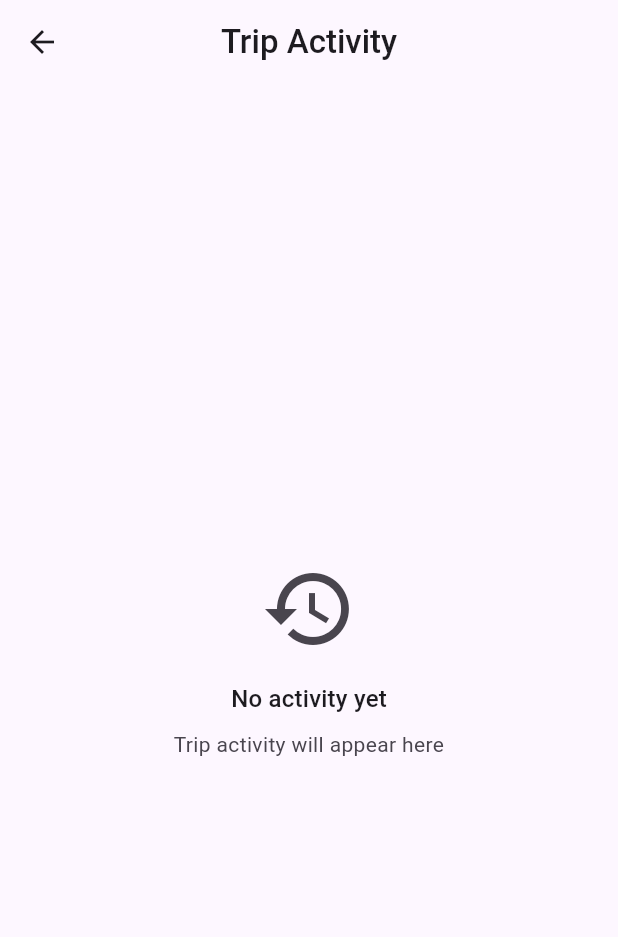
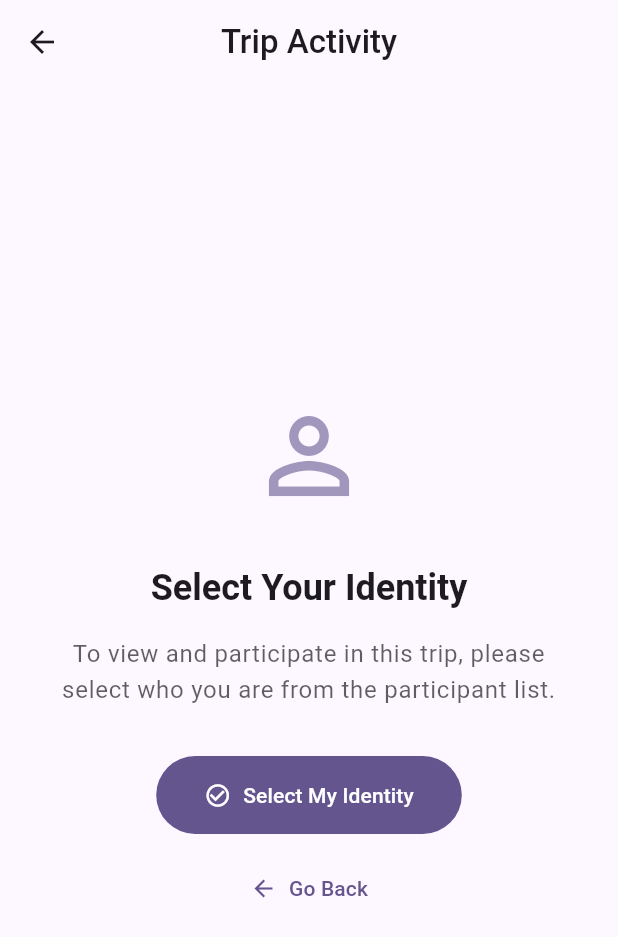
Before and after one commit to taihartman/expense_tracker, a Flutter app: the TripActivityPage screen opened directly with empty values, on a phone screen of 412 x 824 dp. Shown: the top 937 px of the screen. Run offline on Flutter 3.47's test engine with Material 3 defaults, Android fonts, the phone set to English and light mode, and no system bars; our stand-ins replace cloud_firestore, decimal, equatable, firebase_auth, firebase_core, fl_chart and 4 more; accounts and stored records are empty; network calls fail; statements that could not run were skipped.

Commit message:
fix: Make device verification non-blocking for better UX
Removed route-level redirects that blocked navigation to unverified trips
and replaced with page-level verification prompts shown in content area.

Changes:
- Removed redirect: _checkTripMembership from all protected routes
- Removed home page redirect logic
- Created TripVerificationPrompt widget for consistent prompts
- Updated ExpenseListPage, SettlementSummaryPage, TripActivityPage,
  and TripSettingsPage to check isUserMemberOf() before showing content
- Added 4 localization strings: tripVerificationPromptTitle,
  tripVerificationPromptMessage, tripVerificationPromptButton,
  tripVerificationPromptBackButton
- Updated CHANGELOG.md with implementation details

Users can now freely navigate between trips. Unverified trips show a
centered prompt with explanation and button to start identity selection.

🤖 Generated with [Claude Code](https://claude.com/claude-code)

Co-Authored-By: Claude <noreply@anthropic.com>

```diff
--- a/lib/core/router/app_router.dart
+++ b/lib/core/router/app_router.dart
@@ -20,30 +20,32 @@ import '../../features/expenses/presentation/cubits/expense_cubit.dart';
 import '../../features/settlements/presentation/pages/settlement_summary_page.dart';
 
 /// Check if user is a member of the trip (for route guarding)
-String? _checkTripMembership(BuildContext context, GoRouterState state) {
-  final tripId = state.pathParameters['tripId'];
-  if (tripId == null) return null;
-
-  // Get TripCubit to check membership
-  final tripCubit = context.read<TripCubit>();
-
-  // Check if user is a member of this trip
-  if (!tripCubit.isUserMemberOf(tripId)) {
-    // Check if trip exists and has participants
-    final trip = tripCubit.trips.where((t) => t.id == tripId).firstOrNull;
-
-    if (trip != null && trip.participants.isNotEmpty) {
-      // Redirect to identity selection page with return path
-      final returnPath = Uri.encodeComponent(state.uri.toString());
-      return '/trips/$tripId/identify?returnTo=$returnPath';
-    }
-
-    // Fallback to unauthorized for trips without participants
-    return '/unauthorized?tripId=$tripId';
-  }
-
-  return null; // Allow navigation
-}
+/// DEPRECATED: No longer used for route-level blocking.
+/// Identity verification is now handled at the page level.
+// String? _checkTripMembership(BuildContext context, GoRouterState state) {
+//   final tripId = state.pathParameters['tripId'];
+//   if (tripId == null) return null;
+//
+//   // Get TripCubit to check membership
+//   final tripCubit = context.read<TripCubit>();
+//
+//   // Check if user is a member of this trip
+//   if (!tripCubit.isUserMemberOf(tripId)) {
+//     // Check if trip exists and has participants
+//     final trip = tripCubit.trips.where((t) => t.id == tripId).firstOrNull;
+//
+//     if (trip != null && trip.participants.isNotEmpty) {
+//       // Redirect to identity selection page with return path
+//       final returnPath = Uri.encodeComponent(state.uri.toString());
+//       return '/trips/$tripId/identify?returnTo=$returnPath';
+//     }
+//
+//     // Fallback to unauthorized for trips without participants
+//     return '/unauthorized?tripId=$tripId';
+//   }
+//
+//   return null; // Allow navigation
+// }
 
 /// App routing configuration using go_router
 ///
@@ -93,7 +95,6 @@ class AppRouter {
       ),
       GoRoute(
         path: '/trips/:tripId/edit',
-        redirect: _checkTripMembership,
         builder: (context, state) {
           final tripId = state.pathParameters['tripId']!;
 
@@ -107,7 +108,6 @@ class AppRouter {
       ),
       GoRoute(
         path: '/trips/:tripId/settings',
-        redirect: _checkTripMembership,
         builder: (context, state) {
           final tripId = state.pathParameters['tripId']!;
           return TripSettingsPage(tripId: tripId);
@@ -115,7 +115,6 @@ class AppRouter {
       ),
       GoRoute(
         path: '/trips/:tripId/invite',
-        redirect: _checkTripMembership,
         builder: (context, state) {
           final tripId = state.pathParameters['tripId']!;
 
@@ -129,7 +128,6 @@ class AppRouter {
       ),
       GoRoute(
         path: '/trips/:tripId/activity',
-        redirect: _checkTripMembership,
         builder: (context, state) {
           final tripId = state.pathParameters['tripId']!;
           return TripActivityPage(tripId: tripId);
@@ -137,7 +135,6 @@ class AppRouter {
       ),
       GoRoute(
         path: '/trips/:tripId/expenses',
-        redirect: _checkTripMembership,
         builder: (context, state) {
           final tripId = state.pathParameters['tripId']!;
           return ExpenseListPage(tripId: tripId);
@@ -145,7 +142,6 @@ class AppRouter {
       ),
       GoRoute(
         path: '/trips/:tripId/expenses/create',
-        redirect: _checkTripMembership,
         builder: (context, state) {
           final tripId = state.pathParameters['tripId']!;
           return ExpenseFormPage(tripId: tripId);
@@ -153,7 +149,6 @@ class AppRouter {
       ),
       GoRoute(
         path: '/trips/:tripId/expenses/:expenseId/edit',
-        redirect: _checkTripMembership,
         builder: (context, state) {
           final tripId = state.pathParameters['tripId']!;
           final expenseId = state.pathParameters['expenseId']!;
@@ -168,7 +163,6 @@ class AppRouter {
       ),
       GoRoute(
         path: '/trips/:tripId/settlement',
-        redirect: _checkTripMembership,
         builder: (context, state) {
           final tripId = state.pathParameters['tripId']!;
           return SettlementSummaryPage(tripId: tripId);
@@ -216,42 +210,8 @@ class _HomePageContent extends StatelessWidget {
         builder: (context, state) {
           if (state is TripLoaded && state.selectedTrip != null) {
             final tripId = state.selectedTrip!.id;
-            final tripCubit = context.read<TripCubit>();
 
-            // Check if user is a member of this trip
-            if (!tripCubit.isUserMemberOf(tripId)) {
-              final trip = state.selectedTrip!;
-
-              // If trip has participants, redirect to identity selection
-              if (trip.participants.isNotEmpty) {
-                // Use addPostFrameCallback to avoid navigating during build
-                WidgetsBinding.instance.addPostFrameCallback((_) {
-                  if (context.mounted) {
-                    final returnPath = Uri.encodeComponent('/');
-                    context.go('/trips/$tripId/identify?returnTo=$returnPath');
-                  }
-                });
-
-                // Show loading while redirecting
-                return const Center(child: CircularProgressIndicator());
-              }
-
-              // If no participants, show unauthorized page
-              return const Center(
-                child: Column(
-                  mainAxisAlignment: MainAxisAlignment.center,
-                  children: [
-                    Icon(Icons.lock_outline, size: 64),
-                    SizedBox(height: 16),
-                    Text('Unauthorized'),
-                    SizedBox(height: 8),
-                    Text('This trip has no participants.'),
-                  ],
-                ),
-              );
-            }
-
-            // User is a member - load expenses for selected trip
+            // Load expenses for selected trip
             context.read<ExpenseCubit>().loadExpenses(tripId);
 
             return ExpenseListPage(tripId: tripId);
--- a/lib/features/trips/presentation/pages/trip_activity_page.dart
+++ b/lib/features/trips/presentation/pages/trip_activity_page.dart
@@ -1,7 +1,9 @@
 import 'package:flutter/material.dart';
 import 'package:flutter_bloc/flutter_bloc.dart';
 import '../cubits/activity_log_cubit.dart';
+import '../cubits/trip_cubit.dart';
 import '../widgets/activity_log_list.dart';
+import '../widgets/trip_verification_prompt.dart';
 
 /// Page for displaying trip activity log
 class TripActivityPage extends StatefulWidget {
@@ -34,6 +36,18 @@ class _TripActivityPageState extends State<TripActivityPage> {
 
   @override
   Widget build(BuildContext context) {
+    // Check if user has verified their identity for this trip
+    final tripCubit = context.read<TripCubit>();
+    if (!tripCubit.isUserMemberOf(widget.tripId)) {
+      return Scaffold(
+        appBar: AppBar(
+          title: const Text('Trip Activity'),
+          elevation: 0,
+        ),
+        body: TripVerificationPrompt(tripId: widget.tripId),
+      );
+    }
+
     return Scaffold(
       appBar: AppBar(
         title: const Text('Trip Activity'),
--- /dev/null
+++ b/lib/features/trips/presentation/widgets/trip_verification_prompt.dart
@@ -0,0 +1,86 @@
+import 'package:flutter/material.dart';
+import 'package:go_router/go_router.dart';
+import '../../../../core/l10n/l10n_extensions.dart';
+
+/// Widget displayed when user tries to access trip content without verifying identity.
+///
+/// Shows an explanation and a button to navigate to identity selection page.
+/// This replaces route-level blocking with a softer, more contextual approach.
+class TripVerificationPrompt extends StatelessWidget {
+  final String tripId;
+
+  const TripVerificationPrompt({
+    required this.tripId,
+    super.key,
+  });
+
+  @override
+  Widget build(BuildContext context) {
+    return Center(
+      child: Padding(
+        padding: const EdgeInsets.all(32.0),
+        child: Column(
+          mainAxisAlignment: MainAxisAlignment.center,
+          children: [
+            // Lock icon
+            Icon(
+              Icons.person_outline,
+              size: 80,
+              color: Theme.of(context).colorScheme.primary.withOpacity(0.6),
+            ),
+            const SizedBox(height: 32),
+
+            // Title
+            Text(
+              context.l10n.tripVerificationPromptTitle,
+              style: Theme.of(context).textTheme.headlineSmall?.copyWith(
+                    fontWeight: FontWeight.bold,
+                  ),
+              textAlign: TextAlign.center,
+            ),
+            const SizedBox(height: 16),
+
+            // Message
+            Text(
+              context.l10n.tripVerificationPromptMessage,
+              style: Theme.of(context).textTheme.bodyLarge?.copyWith(
+                    color: Theme.of(context)
+                        .colorScheme
+                        .onSurface
+                        .withOpacity(0.7),
+                  ),
+              textAlign: TextAlign.center,
+            ),
+            const SizedBox(height: 32),
+
+            // Primary button - Select Identity
+            FilledButton.icon(
+              onPressed: () {
+                // Navigate to identity selection with current path as return path
+                final currentPath = GoRouterState.of(context).uri.toString();
+                final returnPath = Uri.encodeComponent(currentPath);
+                context.go('/trips/$tripId/identify?returnTo=$returnPath');
+              },
+              icon: const Icon(Icons.check_circle_outline),
+              label: Text(context.l10n.tripVerificationPromptButton),
+              style: FilledButton.styleFrom(
+                padding:
+                    const EdgeInsets.symmetric(horizontal: 32, vertical: 16),
+              ),
+            ),
+            const SizedBox(height: 12),
+
+            // Secondary button - Go Back
+            TextButton.icon(
+              onPressed: () {
+                context.go('/');
+              },
+              icon: const Icon(Icons.arrow_back),
+              label: Text(context.l10n.tripVerificationPromptBackButton),
+            ),
+          ],
+        ),
+      ),
+    );
+  }
+}
--- a/lib/l10n/app_en.arb
+++ b/lib/l10n/app_en.arb
@@ -801,6 +801,12 @@
   "tripJoinRecoveryCodeInvalid": "Invalid recovery code. Please check and try again.",
 
 
+  "tripVerificationPromptTitle": "Select Your Identity",
+  "tripVerificationPromptMessage": "To view and participate in this trip, please select who you are from the participant list.",
+  "tripVerificationPromptButton": "Select My Identity",
+  "tripVerificationPromptBackButton": "Go Back",
+
+
   "tripRecoverySectionTitle": "Recovery Code",
   "tripRecoveryGenerateButton": "Generate Recovery Code",
   "tripRecoveryViewButton": "View Recovery Code",
--- a/lib/l10n/app_localizations.dart
+++ b/lib/l10n/app_localizations.dart
@@ -2040,6 +2040,30 @@ abstract class AppLocalizations {
   /// **'Invalid recovery code. Please check and try again.'**
   String get tripJoinRecoveryCodeInvalid;
 
+  /// No description provided for @tripVerificationPromptTitle.
+  ///
+  /// In en, this message translates to:
+  /// **'Select Your Identity'**
+  String get tripVerificationPromptTitle;
+
+  /// No description provided for @tripVerificationPromptMessage.
+  ///
+  /// In en, this message translates to:
+  /// **'To view and participate in this trip, please select who you are from the participant list.'**
+  String get tripVerificationPromptMessage;
+
+  /// No description provided for @tripVerificationPromptButton.
+  ///
+  /// In en, this message translates to:
+  /// **'Select My Identity'**
+  String get tripVerificationPromptButton;
+
+  /// No description provided for @tripVerificationPromptBackButton.
+  ///
+  /// In en, this message translates to:
+  /// **'Go Back'**
+  String get tripVerificationPromptBackButton;
+
   /// No description provided for @tripRecoverySectionTitle.
   ///
   /// In en, this message translates to:
--- a/lib/l10n/app_localizations_en.dart
+++ b/lib/l10n/app_localizations_en.dart
@@ -1157,6 +1157,19 @@ class AppLocalizationsEn extends AppLocalizations {
       'Invalid recovery code. Please check and try again.';
 
   @override
+  String get tripVerificationPromptTitle => 'Select Your Identity';
+
+  @override
+  String get tripVerificationPromptMessage =>
+      'To view and participate in this trip, please select who you are from the participant list.';
+
+  @override
+  String get tripVerificationPromptButton => 'Select My Identity';
+
+  @override
+  String get tripVerificationPromptBackButton => 'Go Back';
+
+  @override
   String get tripRecoverySectionTitle => 'Recovery Code';
 
   @override
```
Also changed, not shown: lib/features/expenses/presentation/pages/expense_list_page.dart (+12 -0 lines), lib/features/settlements/presentation/pages/settlement_summary_page.dart (+12 -0 lines), lib/features/trips/presentation/pages/trip_settings_page.dart (+13 -0 lines), 1 other file.
